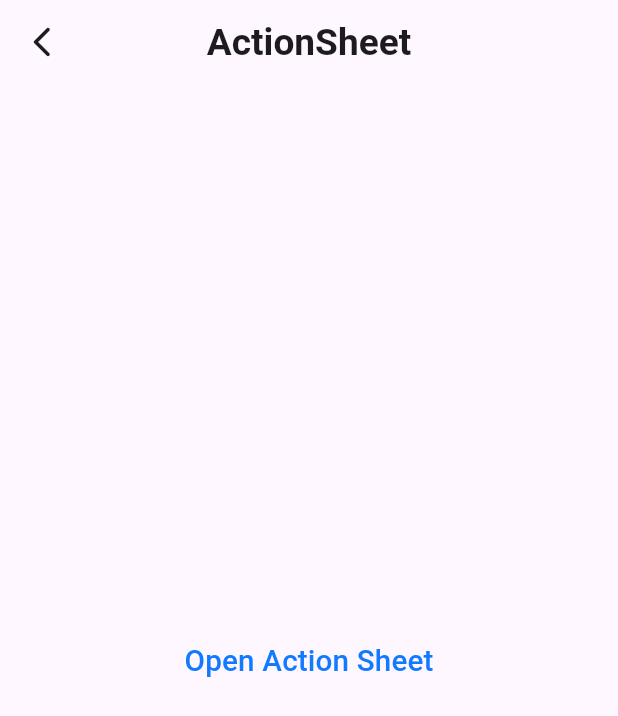
After one commit to Zimil-Patel/adv_flutter_ch2, a Flutter app: the ActionSheetBody screen opened directly, on a phone screen of 412 x 824 dp. The commit adds this screen. Shown: the top 716 px of the screen. Run offline on Flutter 3.47's test engine with Material 3 defaults, Android fonts, the phone set to English and light mode, and no system bars; our stand-ins replace blurrycontainer.

Commit message:
05-05-2024

```diff
--- /dev/null
+++ b/lib/date & time picker & dialog box/screens/ios action sheet/view/components/action_sheet.dart
@@ -0,0 +1,33 @@
+import 'package:adv_flutter_ch2/date%20&%20time%20picker%20&%20dialog%20box/screens/ios%20action%20sheet/provider/ios_action_sheet_provider.dart';
+import 'package:flutter/material.dart';
+import 'package:provider/provider.dart';
+
+import '../../../../../global app list/utils/constants.dart';
+import '../../../../components/custom_app_bar.dart';
+import '../../constants.dart';
+
+class ActionSheetBody extends StatelessWidget {
+  const ActionSheetBody({super.key});
+
+  @override
+  Widget build(BuildContext context) {
+
+    CupertinoActionSheetProvider providerFalse = Provider.of<CupertinoActionSheetProvider>(context, listen: false);
+
+    return Scaffold(
+      appBar: customAppBar(context: context, title: 'ActionSheet'),
+      body: Center(
+        child: TextButton(
+          onPressed: () {
+            providerFalse.showActionSheet(context: context);
+          },
+          child: Text(
+            'Open Action Sheet',
+            style:
+            TextStyle(color: cupertinotxtColor, fontSize: height * 0.024),
+          ),
+        ),
+      ),
+    );
+  }
+}
```
Also changed, not shown: lib/date & time picker & dialog box/screens/ios action sheet/provider/ios_action_sheet_provider.dart (+12 -4 lines), lib/date & time picker & dialog box/screens/ios action sheet/view/ios_action_sheet.dart (+4 -22 lines), 1 other file.
